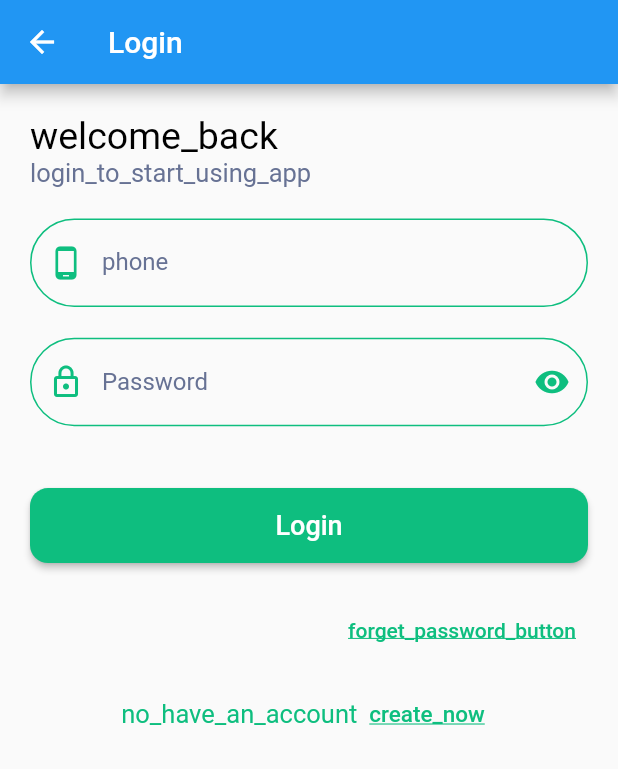
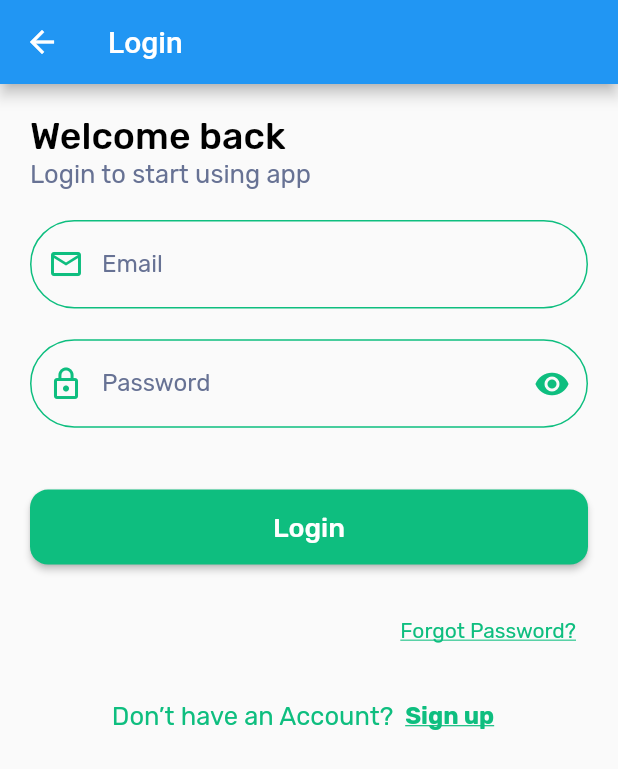
Before and after one commit to Khaled-Shbair/social_media_app, a Flutter app: the Login screen opened directly, on a phone screen of 412 x 824 dp. Shown: the top 769 px of the screen. Run offline on Flutter 3.47's test engine with Material 2 defaults, Android fonts, the phone set to English and light mode, and no system bars; our stand-ins replace cloud_firestore, firebase_auth, firebase_core, fluttertoast, get, google_fonts and 1 more; accounts and stored records are empty; Roboto replaces fonts that are missing (Rubik-Bold, Rubik-Medium, Rubik-Regular); project files that could hold a hidden picture were left out.

Commit message:
30/9/2022 K.S

```diff
--- a/lib/constants/fonts_app.dart
+++ b/lib/constants/fonts_app.dart
@@ -1,7 +1 @@
-class FontsApp {
-  static const String fontBold = 'Rubik-Bold';
-  static const String fontLight = 'Rubik-Light';
-  static const String fontMedium = 'Rubik-Medium';
-  static const String fontRegular = 'Rubik-Regular';
-  static const String fontCourierPrime = 'CourierPrime-Regular';
-}
+class FontsApp {}
--- a/lib/constants/routers.dart
+++ b/lib/constants/routers.dart
@@ -1,4 +1,3 @@
-const String onBoarding = '/onBoarding';
 const String forgetPassword = '/forgetPassword';
-const String registerScreen = '/registerScreen';
+const String register = '/register';
 const String login = '/login';
--- a/lib/language/ar.dart
+++ b/lib/language/ar.dart
@@ -1,9 +1,8 @@
 const Map<String, String> ar = {
-  'title_onBoarding': 'اسم التطبيق',
-  'sub_title_onBoarding':
-      ' يتم   الحصول على أفضل الخصومات، أكواد الخصم، و كوبونات خصم المتاجر الالكترونية ومواقع التسوق المفضلة إليك في  السعودية والإمارات وبلدان أخرى.',
   'start': 'ابدأ',
+  'name': 'الاسم',
   'skip': 'تخطي',
+  'phone': 'رقم الجوال',
   'email': 'الايميل',
   'password': 'كلمة المرور',
   'remember_me': 'تذكرنى',
@@ -22,4 +21,8 @@ const Map<String, String> ar = {
   'done': 'تم',
   'check_that_the_email_is_correct': 'تحقق من صحة البريد الإلكتروني',
   'check_that_the_password_is_correct': 'تحقق من صحة كلمة المرور',
+  'create_new_account': 'إنشاء حساب جديد',
+  'welcome_back': 'مرحبًا بعودتك',
+  'create_account_to_start_app': 'إنشاء حساب لبدء التطبيق',
+  'login_to_start_using_app': 'تسجيل الدخول لبدء استخدام التطبيق',
 };
--- a/lib/language/en.dart
+++ b/lib/language/en.dart
@@ -1,17 +1,16 @@
 const Map<String, String> en = {
-  'title_onBoarding': 'Name App',
-  'sub_title_onBoarding':
-      'The best discounts, discount codes, discount coupons for online stores and your favorite shopping sites in Saudi Arabia, UAE and more.',
   'start': 'Start',
   'skip': 'Skip',
+  'name': 'Name',
   'email': 'Email',
+  'phone': 'Phone',
   'password': 'Password',
   'remember_me': 'Remember Me',
   'forgot_password': 'Forgot Password?',
   'login': 'Login',
   'or': 'Or',
   'do_not_have_an_account': 'Don’t have an Account?',
-  'already_have_an_account?': 'Already have an account?',
+  'already_have_an_account': 'Already have an account?',
   'sign_up': 'Sign up',
   'full_name': 'Full Name',
   'please_enter_your_email_for_refund_password':
@@ -21,4 +20,8 @@ const Map<String, String> en = {
   'password_reset': 'Password Reset',
   'check_that_the_email_is_correct': 'Check that the email is correct',
   'check_that_the_password_is_correct': 'Check that the password is correct',
+  'create_new_account': 'Create new account',
+  'welcome_back': 'Welcome back',
+  'login_to_start_using_app': 'Login to start using app',
+  'create_account_to_start_app': 'Create account to start app',
 };
--- a/lib/screens/login.dart
+++ b/lib/screens/login.dart
@@ -1,15 +1,13 @@
+import 'package:google_fonts/google_fonts.dart';
+import '../firebase/firebase_auth.dart';
 import 'package:flutter/material.dart';
-import 'package:get/get.dart';
-
 import '../constants/colors_app.dart';
-import '../constants/fonts_app.dart';
-import '../constants/routers.dart';
-import '../firebase/firebase_auth.dart';
-import '../utils/helpers.dart';
 import '../widgets/View_details.dart';
 import '../widgets/button_auth.dart';
 import '../widgets/input_field.dart';
-import '../widgets/password_filed.dart';
+import '../constants/routers.dart';
+import '../utils/helpers.dart';
+import 'package:get/get.dart';
 
 class Login extends StatefulWidget {
   const Login({Key? key}) : super(key: key);
@@ -19,20 +17,20 @@ class Login extends StatefulWidget {
 }
 
 class _LoginState extends State<Login> with Helpers {
-  late TextEditingController _mobileController;
+  late TextEditingController _emailController;
   late TextEditingController _passwordController;
   bool _obscureText = true;
 
   @override
   void initState() {
     super.initState();
-    _mobileController = TextEditingController();
+    _emailController = TextEditingController();
     _passwordController = TextEditingController();
   }
 
   @override
   void dispose() {
-    _mobileController.dispose();
+    _emailController.dispose();
     _passwordController.dispose();
     super.dispose();
   }
@@ -47,35 +45,35 @@ class _LoginState extends State<Login> with Helpers {
         children: [
           ViewDetails(
             data: 'welcome_back'.tr,
-            fontFamily: FontsApp.fontMedium,
             color: Colors.black,
+            fontWeight: FontWeight.w500,
             fontSize: 25,
           ),
           ViewDetails(
             data: 'login_to_start_using_app'.tr,
-            fontFamily: FontsApp.fontRegular,
             color: ColorsApp.gery,
+            fontWeight: FontWeight.w400,
             fontSize: 17,
           ),
           sizeBoxHeight(40),
           InputFiled(
-            controller: _mobileController,
-            keyboard: TextInputType.phone,
-            prefixIcon: Icons.phone_android,
-            labelText: 'phone'.tr,
-            fontSizeLabel: 16,
-            maxLength: 9,
+            controller: _emailController,
+            prefixIcon: Icons.email_outlined,
+            labelText: 'email'.tr,
           ),
           sizeBoxHeight(40),
-          PasswordFiled(
+          InputFiled(
             controller: _passwordController,
             obscureText: _obscureText,
+            prefixIcon: Icons.lock_outline,
             labelText: 'password'.tr,
-            onPressed: () {
-              setState(() {
-                _obscureText = !_obscureText;
-              });
-            },
+            suffixIcon: IconButton(
+              onPressed: () => setState(() => _obscureText = !_obscureText),
+              icon: Icon(
+                _obscureText ? Icons.visibility : Icons.visibility_off,
+                color: ColorsApp.green,
+              ),
+            ),
           ),
           sizeBoxHeight(20),
           ButtonAuth(
@@ -90,9 +88,9 @@ class _LoginState extends State<Login> with Helpers {
                 Navigator.pushNamed(context, forgetPassword);
               },
               child: Text(
-                'forget_password_button'.tr,
-                style: const TextStyle(
-                  fontFamily: FontsApp.fontRegular,
+                'forgot_password'.tr,
+                style: GoogleFonts.rubik(
+                  fontWeight: FontWeight.w400,
                   color: ColorsApp.green,
                   decoration: TextDecoration.underline,
                 ),
@@ -104,20 +102,20 @@ class _LoginState extends State<Login> with Helpers {
             mainAxisAlignment: MainAxisAlignment.center,
             children: [
               ViewDetails(
-                data: 'no_have_an_account'.tr,
-                fontFamily: FontsApp.fontRegular,
+                fontSize: 17,
                 color: ColorsApp.green,
-                fontSize: 17,
+                fontWeight: FontWeight.w400,
+                data: 'do_not_have_an_account'.tr,
               ),
               TextButton(
-                onPressed: () => Navigator.pushNamed(context, registerScreen),
                 child: ViewDetails(
-                  data: 'create_now'.tr,
-                  fontFamily: FontsApp.fontBold,
+                  fontSize: 16,
+                  data: 'sign_up'.tr,
+                  color: ColorsApp.green,
+                  fontWeight: FontWeight.bold,
                   decoration: TextDecoration.underline,
-                  color: ColorsApp.green,
-                  fontSize: 15,
                 ),
+                onPressed: () => Navigator.pushNamed(context, register),
               ),
             ],
           ),
@@ -129,8 +127,8 @@ class _LoginState extends State<Login> with Helpers {
   Widget sizeBoxHeight(double height) =>
       SizedBox(height: MediaQuery.of(context).size.height / height);
 
-  Future<void> _login() async {
-    await AuthFirebase.login(
-        email: _mobileController.text, password: _passwordController.text);
-  }
+  Future<void> _login() async => await AuthFirebase.login(
+        email: _emailController.text,
+        password: _passwordController.text,
+      );
 }
--- a/lib/shared_preferences/pref_controller.dart
+++ b/lib/shared_preferences/pref_controller.dart
@@ -2,6 +2,7 @@ import 'package:shared_preferences/shared_preferences.dart';
 import 'package:stores/models/user_model.dart';
 
 enum PrefKeys {
+  language,
   phone,
   login,
   name,
@@ -29,6 +30,14 @@ class PrefController {
     await _sharedPreferences.setString(PrefKeys.email.toString(), user.email);
   }
 
+  Future<bool> changeLanguage({required String language}) async {
+    return await _sharedPreferences.setString(
+        PrefKeys.language.toString(), language);
+  }
+
+  String get language =>
+      _sharedPreferences.getString(PrefKeys.language.toString()) ?? 'en';
+
   static bool get login =>
       _sharedPreferences.getBool(PrefKeys.login.toString()) ?? false;
 
--- a/lib/widgets/View_details.dart
+++ b/lib/widgets/View_details.dart
@@ -1,4 +1,5 @@
 import 'package:flutter/material.dart';
+import 'package:google_fonts/google_fonts.dart';
 
 class ViewDetails extends StatelessWidget {
   const ViewDetails({
@@ -7,26 +8,18 @@ class ViewDetails extends StatelessWidget {
     this.fontSize = 26,
     this.color = Colors.red,
     this.fontWeight,
-    this.height,
     this.decoration,
-    this.decorationThickness,
     this.maxLines,
-    this.overflow,
     this.textAlign,
-    this.fontFamily,
   }) : super(key: key);
 
   final String data;
   final double fontSize;
   final Color color;
   final FontWeight? fontWeight;
-  final double? height;
-  final TextDecoration? decoration;
-  final TextOverflow? overflow;
-  final double? decorationThickness;
   final int? maxLines;
   final TextAlign? textAlign;
-  final String? fontFamily;
+  final TextDecoration? decoration;
 
   @override
   Widget build(BuildContext context) {
@@ -34,15 +27,11 @@ class ViewDetails extends StatelessWidget {
       data,
       maxLines: maxLines,
       textAlign: textAlign,
-      style: TextStyle(
-        fontFamily: fontFamily,
-        overflow: overflow,
-        height: height,
+      style: GoogleFonts.rubik(
         fontSize: MediaQuery.of(context).textScaleFactor * fontSize,
         color: color,
         fontWeight: fontWeight,
         decoration: decoration,
-        decorationThickness: decorationThickness,
       ),
     );
   }
--- a/lib/widgets/button_auth.dart
+++ b/lib/widgets/button_auth.dart
@@ -1,7 +1,6 @@
 import 'package:flutter/material.dart';
 import '../widgets/view_details.dart';
 import '../constants/colors_app.dart';
-import '../constants/fonts_app.dart';
 
 class ButtonAuth extends StatelessWidget {
   const ButtonAuth({
@@ -28,8 +27,8 @@ class ButtonAuth extends StatelessWidget {
       ),
       child: ViewDetails(
         data: text,
-        fontFamily: FontsApp.fontMedium,
         fontSize: 18,
+        fontWeight: FontWeight.w500,
         color: Colors.white,
       ),
     );
--- a/lib/widgets/input_field.dart
+++ b/lib/widgets/input_field.dart
@@ -1,38 +1,40 @@
+import 'package:google_fonts/google_fonts.dart';
 import 'package:flutter/material.dart';
 import '../constants/colors_app.dart';
-import '../constants/fonts_app.dart';
 
 class InputFiled extends StatelessWidget {
   const InputFiled({
     Key? key,
     required this.controller,
     required this.prefixIcon,
+    this.onTap,
+    this.hintText,
     this.maxLength,
     this.labelText,
     this.hintStyle,
-    this.hintText,
-    this.onTap,
+    this.prefixText,
+    this.suffixIcon,
+    this.fontSizeLabel = 16,
     this.readOnly = false,
-    this.fontSizeLabel = 0,
-    this.prefixText = '0',
+    this.obscureText = false,
     this.colorLabel = ColorsApp.gery,
-    this.keyboard = TextInputType.text,
-    this.fontFamilyLabel = FontsApp.fontRegular,
+    this.keyboard = TextInputType.emailAddress,
   }) : super(key: key);
 
   final TextEditingController controller;
   final TextInputType keyboard;
   final String? labelText;
-  final String prefixText;
+  final String? prefixText;
   final IconData prefixIcon;
   final Color colorLabel;
-  final String fontFamilyLabel;
   final double fontSizeLabel;
   final String? hintText;
   final TextStyle? hintStyle;
   final int? maxLength;
   final Function()? onTap;
   final bool readOnly;
+  final bool obscureText;
+  final IconButton? suffixIcon;
 
   @override
   Widget build(BuildContext context) {
@@ -40,23 +42,25 @@ class InputFiled extends StatelessWidget {
       controller: controller,
       keyboardType: keyboard,
       maxLength: maxLength,
-      maxLines: 3,
-      minLines: 1,
+      //maxLines: 3,
+      //minLines: 1,
       onTap: onTap,
       readOnly: readOnly,
+      obscureText: obscureText,
       decoration: InputDecoration(
         labelText: labelText,
         hintText: hintText,
         hintStyle: hintStyle,
         prefixText: prefixText,
+        suffixIcon: suffixIcon,
         prefixStyle: TextStyle(
           color: Colors.black,
           fontSize: MediaQuery.of(context).textScaleFactor * 16,
         ),
         counterText: '',
         prefixIcon: Icon(prefixIcon, color: ColorsApp.green),
-        labelStyle: TextStyle(
-          fontFamily: fontFamilyLabel,
+        labelStyle: GoogleFonts.rubik(
+          fontWeight: FontWeight.w400,
           color: colorLabel,
           fontSize: MediaQuery.of(context).textScaleFactor * fontSizeLabel,
         ),
--- a/lib/widgets/password_filed.dart
+++ /dev/null
@@ -1,79 +0,0 @@
-import 'package:flutter/material.dart';
-import '../constants/colors_app.dart';
-import '../constants/fonts_app.dart';
-
-class PasswordFiled extends StatelessWidget {
-  const PasswordFiled({
-    Key? key,
-    required this.controller,
-    required this.onPressed,
-    this.obscureText = false,
-    this.prefixIcon = Icons.lock_outline,
-    this.maxLength,
-    this.labelText,
-    this.hintText,
-  }) : super(key: key);
-
-  final TextEditingController controller;
-  final String? labelText;
-  final String? hintText;
-  final bool obscureText;
-  final IconData prefixIcon;
-  final int? maxLength;
-  final Function() onPressed;
-
-  @override
-  Widget build(BuildContext context) {
-    return TextField(
-      controller: controller,
-      keyboardType: TextInputType.visiblePassword,
-      obscureText: obscureText,
-      maxLength: maxLength,
-      decoration: InputDecoration(
-        counterText: '',
-        labelText: labelText,
-        hintText: hintText,
-        hintStyle: TextStyle(
-          fontFamily: FontsApp.fontRegular,
-          color: ColorsApp.gery,
-          fontSize: MediaQuery.of(context).textScaleFactor * 16,
-        ),
-        prefixIcon: Icon(
-          prefixIcon,
-          color: ColorsApp.green,
-        ),
-        suffixIcon: IconButton(
-          onPressed: onPressed,
-          icon: Icon(
-            obscureText ? Icons.visibility : Icons.visibility_off,
-            color: ColorsApp.green,
-          ),
-        ),
-        labelStyle: const TextStyle(
-          fontFamily: FontsApp.fontRegular,
-          color: ColorsApp.gery,
-        ),
-        helperStyle: const TextStyle(color: ColorsApp.gery),
-        enabledBorder: OutlineInputBorder(
-          borderRadius: BorderRadius.circular(50),
-          borderSide: const BorderSide(
-            color: ColorsApp.green,
-          ),
-        ),
-        focusedBorder: OutlineInputBorder(
-          borderRadius: BorderRadius.circular(50),
-          borderSide: const BorderSide(
-            color: ColorsApp.green,
-          ),
-        ),
-        border: OutlineInputBorder(
-          borderRadius: BorderRadius.circular(50),
-        ),
-        errorBorder: OutlineInputBorder(
-          borderRadius: BorderRadius.circular(50),
-          borderSide: const BorderSide(color: ColorsApp.red),
-        ),
-      ),
-    );
-  }
-}
```
Also changed, not shown: lib/app_routers.dart (+4 -4 lines), lib/main.dart (+3 -7 lines), lib/screens/onBoarding.dart (deleted, +0 -73 lines), lib/screens/register.dart (+30 -29 lines), pubspec.yaml (+4 -25 lines), 1 other file.
